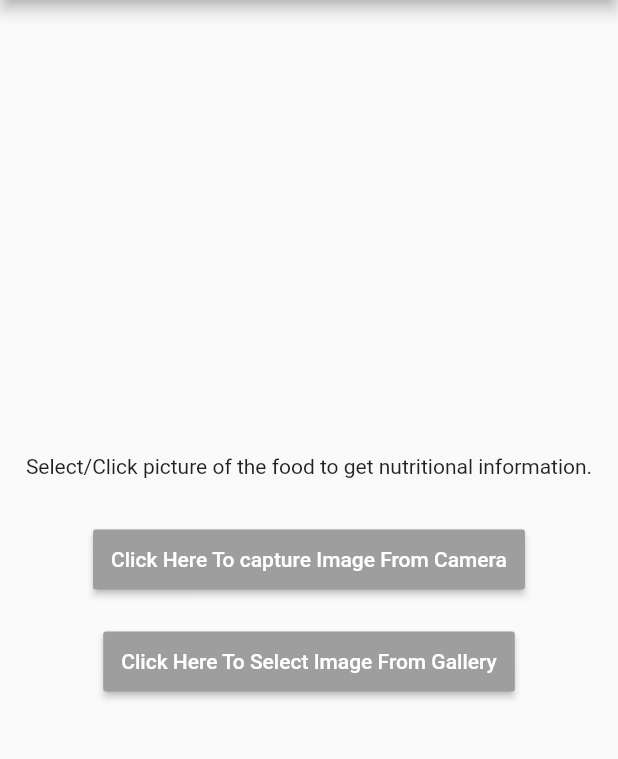
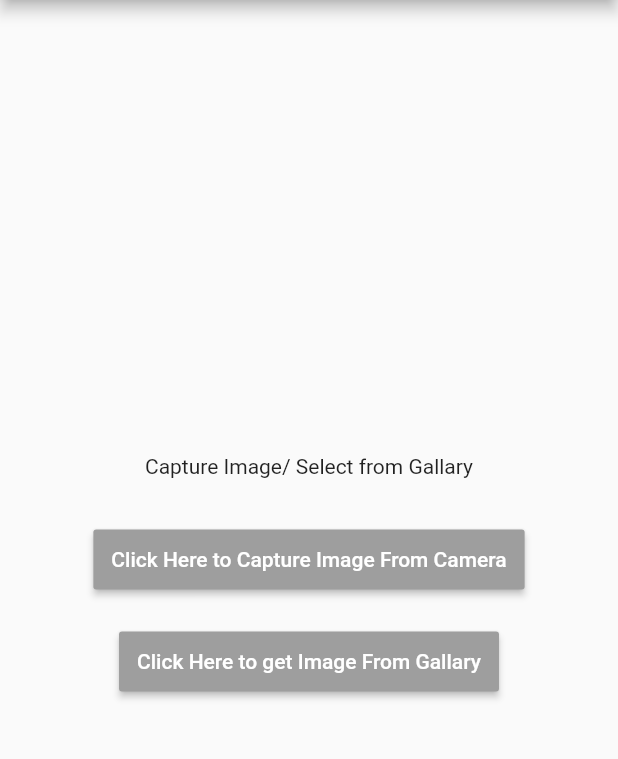
Before and after one commit to kadarsh835/learn_flutter-Food_ingredients, a Flutter app: the screen it shows after launch, on a phone screen of 412 x 824 dp, the part 84-843 px from its top. Run offline on Flutter 3.47's test engine with Material 2 defaults, Android fonts, the phone set to English and light mode, and no system bars; our stand-ins replace image_picker.

Commit message:
Refactor Code

```diff
--- a/lib/main.dart
+++ b/lib/main.dart
@@ -4,83 +4,97 @@ import 'dart:io';
 
 void main() => runApp(MyApp());
 
-class MyApp extends StatelessWidget {
-
+class MyApp extends StatelessWidget{
 	@override
-  Widget build(BuildContext context) {
+	Widget build(BuildContext context){
 		return MaterialApp(
 			home: Scaffold(
 				appBar: AppBar(
-             title: Text('Food Ingredients',),
+					title: Text(
+						'Food Ingredients',
+					),
 					backgroundColor: Colors.black,
 				),
-            body: Center(
-              child: MyImagePicker()
-              )
-            )
+				body: Center(child: MyImagePicker()),
+			),
 		);
 	}
 }
 
-
-class MyImagePicker extends StatefulWidget {
+class MyImagePicker extends StatefulWidget{
 	@override
 	MyImagePickerState createState() => MyImagePickerState();
 }
 
-class MyImagePickerState extends State {
-
+class MyImagePickerState extends State<MyImagePicker>{
 	File imageURI;
 
-  Future getImageFromCamera() async {
-
-    var image = await ImagePicker.pickImage(source: ImageSource.camera);
-
+	Future getImageFromCamera() async{
+		var image= await ImagePicker.pickImage(source: ImageSource.camera);
 		setState(() {
-      imageURI = image;
+		  	imageURI= image;
 		});
 	}
 
-  Future getImageFromGallery() async {
-
-    var image = await ImagePicker.pickImage(source: ImageSource.gallery);
-
+	Future getImageFromGallary() async{
+		var image= await ImagePicker.pickImage(source: ImageSource.gallery);
 		setState(() {
-      imageURI = image;
+		  	imageURI= image;
 		});
 	}
 
+	Container buttonContainerCamera(){
+		return Container(
+			margin: EdgeInsets.fromLTRB(0, 30, 0, 20),
+			child: RaisedButton(
+				onPressed: () =>getImageFromCamera(),
+				child: Text(
+					'Click Here to Capture Image From Camera'
+				),
+				textColor: Colors.white,
+				color: Colors.grey,
+				padding: EdgeInsets.fromLTRB(12, 12, 12, 12),
+			)
+		);
+	}
+
+	Container buttonContainerGallary(){
+		return Container(
+			margin: EdgeInsets.fromLTRB(0, 0, 0, 0),
+			child: RaisedButton(
+				onPressed: () =>getImageFromGallary(),
+				child: Text(
+					'Click Here to get Image From Gallary'
+				),
+				textColor: Colors.white,
+				color: Colors.grey,
+				padding: EdgeInsets.fromLTRB(12, 12, 12, 12),
+			)
+		);
+	}
+
+	Text uploadImageMessage(){
+		return Text(
+			'Capture Image/ Select from Gallary',
+			textAlign: TextAlign.center,
+		);
+	}
+
 	@override
-  Widget build(BuildContext context) {
+	Widget build(BuildContext context){
 		return Scaffold(
 			body: Center(
 				child: Column(
 					mainAxisAlignment: MainAxisAlignment.center,
 					children: <Widget>[
-        imageURI == null
-          ? Text('Select/Click picture of the food to get nutritional information.', textAlign: TextAlign.center,)
-          : Image.file(imageURI, width: 300, height: 200, fit: BoxFit.cover),
-
-        Container(
-          margin: EdgeInsets.fromLTRB(0, 30, 0, 20),
-          child: RaisedButton(
-          onPressed: () => getImageFromCamera(),
-          child: Text('Click Here To capture Image From Camera'),
-          textColor: Colors.white,
-          color: Colors.grey,
-          padding: EdgeInsets.fromLTRB(12, 12, 12, 12),
-          )),
-
-        Container(
-          margin: EdgeInsets.fromLTRB(0, 0, 0, 0),
-          child: RaisedButton(
-          onPressed: () => getImageFromGallery(),
-          child: Text('Click Here To Select Image From Gallery'),
-          textColor: Colors.white,
-          color: Colors.grey,
-          padding: EdgeInsets.fromLTRB(12, 12, 12, 12),
-          ))
-    ]))
+						imageURI == null?uploadImageMessage():Image.file(imageURI,
+										width: 300, height: 200, fit: BoxFit.cover),
+						buttonContainerCamera(),
+						buttonContainerGallary(),
+					],
+				),
+			)
 		);
 	}
+
 }
```
Lines whose indentation alone changed are shown as unchanged.
